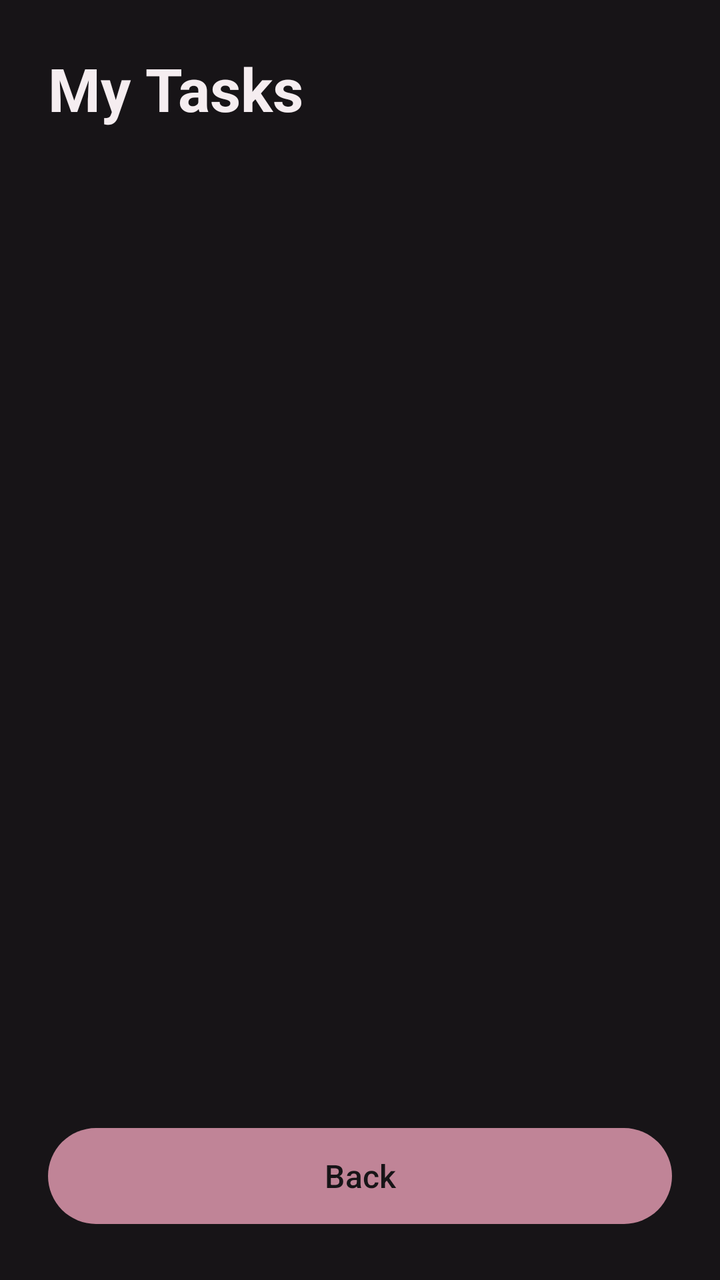
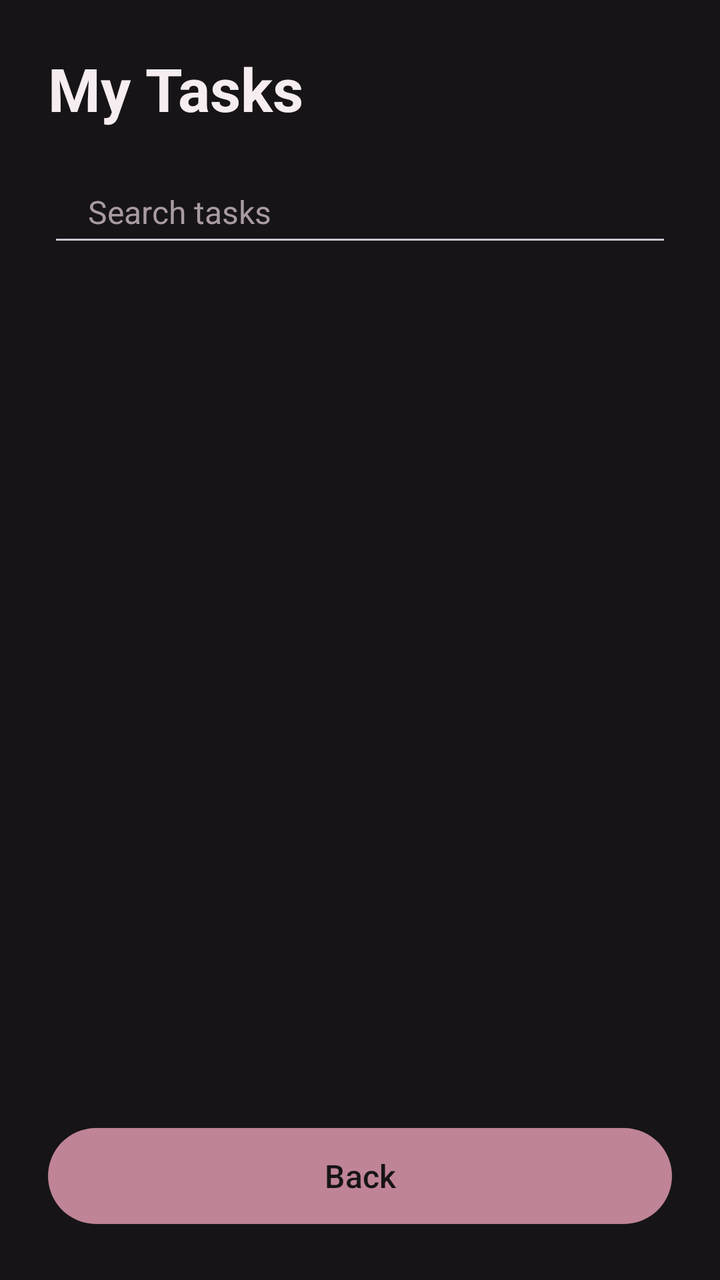

The first picture is an Android layout as it rendered before a commit; the second is the same layout after the commit. The layout source and the unified diff follow.
<!-- AndroidManifest.xml: application theme Theme.Unsaid -->
<!-- res/layout/activity_tasks.xml -->
<?xml version="1.0" encoding="utf-8"?>
<LinearLayout xmlns:android="http://schemas.android.com/apk/res/android"
    xmlns:app="http://schemas.android.com/apk/res-auto"
    android:layout_width="match_parent"
    android:layout_height="match_parent"
    android:background="@color/unsaid_background"
    android:orientation="vertical"
    android:padding="24dp">

    <TextView
        android:layout_width="wrap_content"
        android:layout_height="wrap_content"
        android:text="My Tasks"
        android:textColor="@color/unsaid_text"
        android:textSize="30sp"
        android:textStyle="bold" />

    <HorizontalScrollView
        android:layout_width="match_parent"
        android:layout_height="wrap_content"
        android:layout_marginTop="20dp"
        android:scrollbars="none">

        <LinearLayout
            android:id="@+id/chipRow"
            android:layout_width="wrap_content"
            android:layout_height="wrap_content"
            android:orientation="horizontal" />
    </HorizontalScrollView>

    <ScrollView
        android:layout_width="match_parent"
        android:layout_height="0dp"
        android:layout_marginTop="20dp"
        android:layout_weight="1">

        <LinearLayout
            android:layout_width="match_parent"
            android:layout_height="wrap_content"
            android:orientation="vertical">

            <LinearLayout
                android:id="@+id/taskList"
                android:layout_width="match_parent"
                android:layout_height="wrap_content"
                android:orientation="vertical" />

            <TextView
                android:id="@+id/tvEmpty"
                android:layout_width="match_parent"
                android:layout_height="wrap_content"
                android:gravity="center"
                android:padding="32dp"
                android:text="Nothing here yet"
                android:textColor="@color/unsaid_text_secondary"
                android:textSize="16sp"
                android:visibility="gone" />
        </LinearLayout>
    </ScrollView>

    <com.google.android.material.button.MaterialButton
        android:id="@+id/btnBack"
        android:layout_width="match_parent"
        android:layout_height="56dp"
        android:layout_marginTop="16dp"
        android:text="Back"
        android:textSize="16sp"
        app:cornerRadius="28dp" />
</LinearLayout>
<!-- resources referenced by this layout -->
<resources>
  <color name="unsaid_background">#171417</color>
  <color name="unsaid_text">#F5EDF0</color>
  <color name="unsaid_text_secondary">#A99BA2</color>
  <style name="Theme.Unsaid" parent="Base.Theme.Unsaid" />
  <style name="Base.Theme.Unsaid" parent="Theme.Material3.Dark.NoActionBar">
          <item name="colorPrimary">@color/unsaid_accent</item>
          <item name="colorOnPrimary">@color/unsaid_background</item>
          <item name="android:colorBackground">@color/unsaid_background</item>
          <item name="colorOnBackground">@color/unsaid_text</item>
          <item name="colorSurface">@color/unsaid_surface</item>
          <item name="colorOnSurface">@color/unsaid_text</item>
          <item name="colorOnSurfaceVariant">@color/unsaid_text_secondary</item>
          <item name="android:statusBarColor">@color/unsaid_background</item>
          <item name="android:navigationBarColor">@color/unsaid_background</item>
      </style>
  <color name="unsaid_accent">#C08497</color>
  <color name="unsaid_surface">#242025</color>
</resources>

<!-- the commit's change to res/layout/activity_tasks.xml (unified diff, before → after) -->
@@ -14,6 +14,19 @@
         android:textColor="@color/unsaid_text"
         android:textSize="30sp"
         android:textStyle="bold" />
+    <EditText
+        android:id="@+id/etSearch"
+        android:layout_width="match_parent"
+        android:layout_height="48dp"
+        android:layout_marginTop="16dp"
+        android:hint="Search tasks"
+        android:inputType="text"
+        android:maxLines="1"
+        android:paddingStart="20dp"
+        android:paddingEnd="20dp"
+        android:textColor="@color/unsaid_text"
+        android:textColorHint="@color/unsaid_text_secondary"
+        android:textSize="16sp" />
 
     <HorizontalScrollView
         android:layout_width="match_parent"
